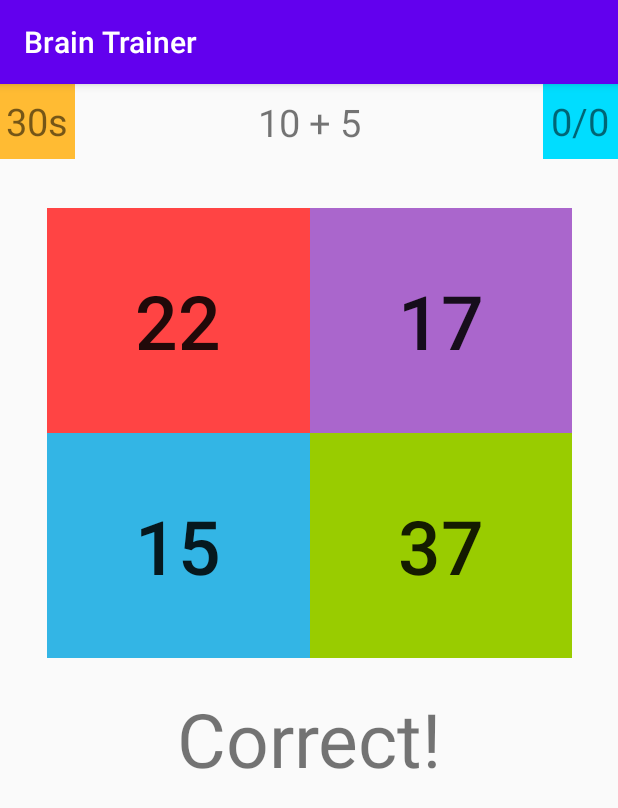
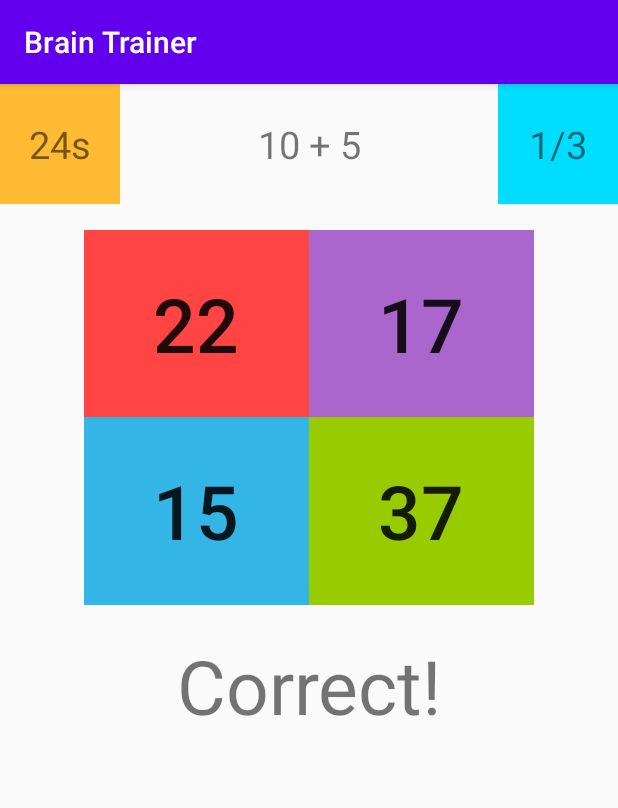
Before and after one commit to woony91/brainTrainer, an Android app: the screen it shows after launch (MainActivity), after a tap on "15", on a phone screen of 412 x 824 dp. Shown: the top 808 px of the screen. Run offline under Robolectric (Android 15) with nearby library versions, the phone set to English and light mode, and no system bars; 3 other taps on this screen came first.

Commit message:
finalized the brain trainer application

```diff
--- a/app/src/main/java/com/example/braintrainer/MainActivity.java
+++ b/app/src/main/java/com/example/braintrainer/MainActivity.java
@@ -1,6 +1,7 @@
 package com.example.braintrainer;
 
 import androidx.appcompat.app.AppCompatActivity;
+import androidx.constraintlayout.widget.ConstraintLayout;
 
 import android.os.Bundle;
 import android.os.CountDownTimer;
@@ -16,20 +17,105 @@ import java.util.Random;
 
 public class MainActivity extends AppCompatActivity {
 
+    ArrayList<Integer> answers = new ArrayList<Integer>();
+    TextView tv_question;
+    TextView tv_result;
+    TextView tv_score;
+    TextView tv_timer;
     Button goButton;
-    TextView tv_question;
-    ArrayList<Integer> answers = new ArrayList<Integer>();
     Button button0;
     Button button1;
     Button button2;
     Button button3;
+    Button reset;
+    int locationOfCorrectAnswer;
+    int score = 0;
+    int numberOfQuestions = 0;
+    CountDownTimer countDownTimer;
+    ConstraintLayout gameLayout;
 
-    public void start(View view){
-        goButton.setVisibility(View.INVISIBLE);
+    public void playAgain (View view){
+        score = 0;
+        numberOfQuestions = 0;
+        tv_timer.setText("30s");
+        tv_score.setText(Integer.toString(score) + "/" + Integer.toString(numberOfQuestions));
+        newQuestion();
+        reset.setVisibility(View.INVISIBLE);
+        tv_result.setText("");
+        button0.setEnabled(true);
+        button1.setEnabled(true);
+        button2.setEnabled(true);
+        button3.setEnabled(true);
+
+        new CountDownTimer(30100, 1000){
+
+            @Override
+            public void onTick(long millisUntilFinished) {
+                tv_timer.setText(String.valueOf(millisUntilFinished/1000) + "s");
+            }
+
+            @Override
+            public void onFinish() {
+                tv_result.setText("Done!");
+                reset.setVisibility(View.VISIBLE);
+                button0.setEnabled(false);
+                button1.setEnabled(false);
+                button2.setEnabled(false);
+                button3.setEnabled(false);
+            }
+        }.start();
     }
 
-    public void submitAnswer (View view){
+    public void start(View view) {
+        goButton.setVisibility(View.INVISIBLE);
+        playAgain(findViewById(R.id.tv_timer));
+        gameLayout.setVisibility(View.VISIBLE);
+
+    }
+
+
+    public void submitAnswer(View view) {
         Log.i("Tag:", view.getTag().toString());
+        if (Integer.toString(locationOfCorrectAnswer).equals(view.getTag().toString())) {
+            Log.i("correct!", "you got it!");
+            tv_result.setVisibility(View.VISIBLE);
+            tv_result.setText("Correct!");
+            score++;
+        } else {
+            Log.i("wrong!", ":(");
+            tv_result.setVisibility(View.VISIBLE);
+            tv_result.setText("Wrong!");
+        }
+        numberOfQuestions++;
+        tv_score.setText(Integer.toString(score) + "/" + Integer.toString(numberOfQuestions));
+        newQuestion();
+    }
+
+    public void newQuestion() {
+        Random rand = new Random();
+
+        int a = rand.nextInt(21);
+        int b = rand.nextInt(21);
+
+        tv_question.setText(Integer.toString(a) + " + " + Integer.toString(b));
+        locationOfCorrectAnswer = rand.nextInt(4);
+        answers.clear();
+
+        for (int i = 0; i < 4; i++) {
+            if (i == locationOfCorrectAnswer) {
+                answers.add(a + b);
+            } else {
+                int wrongAnswer = rand.nextInt(41);
+                while (wrongAnswer == a + b) {
+                    wrongAnswer = rand.nextInt(41);
+                }
+                answers.add(wrongAnswer);
+            }
+        }
+        button0.setText(Integer.toString(answers.get(0)));
+        button1.setText(Integer.toString(answers.get(1)));
+        button2.setText(Integer.toString(answers.get(2)));
+        button3.setText(Integer.toString(answers.get(3)));
     }
 
     @Override
@@ -37,39 +123,21 @@ public class MainActivity extends AppCompatActivity {
         super.onCreate(savedInstanceState);
         setContentView(R.layout.activity_main);
 
+        tv_score = findViewById(R.id.tv_score);
         tv_question = findViewById(R.id.tv_question);
         goButton = findViewById(R.id.bt_start);
         button0 = findViewById(R.id.bt_0);
         button1 = findViewById(R.id.bt_1);
         button2 = findViewById(R.id.bt_2);
         button3 = findViewById(R.id.bt_3);
+        reset = findViewById(R.id.bt_playAgain);
+        tv_result = findViewById(R.id.tv_result);
+        tv_timer = findViewById(R.id.tv_timer);
+        gameLayout = findViewById(R.id.gameLayout);
 
-        Random rand = new Random();
+        goButton.setVisibility(View.VISIBLE);
+        gameLayout.setVisibility(View.INVISIBLE);
 
-        int a = rand.nextInt(21);
-        int b = rand.nextInt(21);
-        int c = a + b;
-
-        int locationOfCorrectAnswer = rand.nextInt(4);
-
-        tv_question.setText(Integer.toString(a) + " + " + Integer.toString(b));
-
-        for (int i = 0; i < 4; i++){
-            if (i == locationOfCorrectAnswer){
-                answers.add(a + b);
-            } else {
-                int wrongAnswer = rand.nextInt(41);
-                while (wrongAnswer == a + b){
-                    wrongAnswer = rand.nextInt(41);
-                }
-                answers.add(wrongAnswer);
-            }
-        }
-
-        button0.setText(Integer.toString(answers.get(0)));
-        button1.setText(Integer.toString(answers.get(1)));
-        button2.setText(Integer.toString(answers.get(2)));
-        button3.setText(Integer.toString(answers.get(3)));
 
     }
 }
--- a/app/src/main/res/layout/activity_main.xml
+++ b/app/src/main/res/layout/activity_main.xml
@@ -10,23 +10,28 @@
         android:id="@+id/bt_start"
         android:layout_width="wrap_content"
         android:layout_height="wrap_content"
-        app:layout_constraintTop_toTopOf="parent"
+        android:background="@android:color/holo_green_light"
+        android:onClick="start"
+        android:padding="40dp"
+        android:text="GO!"
+        android:textSize="50sp"
+        android:visibility="invisible"
         app:layout_constraintBottom_toBottomOf="parent"
+        app:layout_constraintEnd_toEndOf="parent"
         app:layout_constraintStart_toStartOf="parent"
-        app:layout_constraintEnd_toEndOf="parent"
-        android:text="GO!"
-        android:onClick="start"
-        android:visibility="invisible"
-        android:textSize="50sp"
-        android:padding="40dp"
-        android:background="@android:color/holo_green_light"/>
+        app:layout_constraintTop_toTopOf="parent" />
 
+    <androidx.constraintlayout.widget.ConstraintLayout
+        android:id="@+id/gameLayout"
+        android:layout_width="match_parent"
+        android:layout_height="match_parent">
         <TextView
             android:id="@+id/tv_timer"
-            android:layout_width="50dp"
-            android:layout_height="50dp"
+            android:layout_width="80dp"
+            android:layout_height="80dp"
             android:background="@android:color/holo_orange_light"
             android:gravity="center"
+            android:padding="4dp"
             android:text="30s"
             android:textSize="25sp"
             app:layout_constraintStart_toStartOf="parent"
@@ -45,10 +50,11 @@
 
         <TextView
             android:id="@+id/tv_score"
-            android:layout_width="50dp"
-            android:layout_height="50dp"
+            android:layout_width="80dp"
+            android:layout_height="80dp"
             android:background="@android:color/holo_blue_bright"
             android:gravity="center"
+            android:padding="4dp"
             android:text="0/0"
             android:textSize="25sp"
             app:layout_constraintEnd_toEndOf="parent"
@@ -56,8 +62,8 @@
 
         <GridLayout
             android:id="@+id/gridLayout"
-            android:layout_width="350dp"
-            android:layout_height="300dp"
+            android:layout_width="300dp"
+            android:layout_height="250dp"
             android:layout_marginTop="40dp"
             android:columnCount="2"
             android:rowCount="2"
@@ -69,66 +75,55 @@
                 android:id="@+id/bt_0"
                 android:layout_rowWeight="1"
                 android:layout_columnWeight="1"
-                android:text="14"
-                android:textSize="50sp"
                 android:layout_gravity="fill"
                 android:background="@android:color/holo_red_light"
                 android:onClick="submitAnswer"
-                android:tag="0" />
+                android:tag="0"
+                android:text="14"
+                android:textSize="50sp" />
 
             <Button
                 android:id="@+id/bt_1"
                 android:layout_rowWeight="1"
                 android:layout_columnWeight="1"
-                android:text="2"
-                android:textSize="50sp"
                 android:layout_gravity="fill"
                 android:background="@android:color/holo_purple"
                 android:onClick="submitAnswer"
-                android:tag="1" />
+                android:tag="1"
+                android:text="2"
+                android:textSize="50sp" />
 
             <Button
                 android:id="@+id/bt_2"
                 android:layout_rowWeight="1"
                 android:layout_columnWeight="1"
-                android:text="32"
-                android:textSize="50sp"
                 android:layout_gravity="fill"
                 android:background="@android:color/holo_blue_light"
                 android:onClick="submitAnswer"
-                android:tag="2" />
+                android:tag="2"
+                android:text="32"
+                android:textSize="50sp" />
 
             <Button
                 android:id="@+id/bt_3"
                 android:layout_rowWeight="1"
                 android:layout_columnWeight="1"
-                android:text="9"
-                android:textSize="50sp"
                 android:layout_gravity="fill"
                 android:background="@android:color/holo_green_light"
                 android:onClick="submitAnswer"
-                android:tag="3" />
+                android:tag="3"
+                android:text="9"
+                android:textSize="50sp" />
         </GridLayout>
 
-    <TextView
-        android:id="@+id/tv_result"
-        android:layout_width="wrap_content"
-        android:layout_height="wrap_content"
-        android:text="Correct!"
-        android:textSize="50sp"
-        android:layout_marginTop="20dp"
-        app:layout_constraintLeft_toLeftOf="parent"
-        app:layout_constraintRight_toRightOf="parent"
-        app:layout_constraintTop_toBottomOf="@id/gridLayout" />
-
         <TextView
-            android:id="@+id/tv_done"
+            android:id="@+id/tv_result"
             android:layout_width="wrap_content"
             android:layout_height="wrap_content"
-            android:text="DONE"
+            android:layout_marginTop="20dp"
+            android:text="Correct!"
             android:visibility="invisible"
             android:textSize="50sp"
-            android:layout_marginTop="20dp"
             app:layout_constraintLeft_toLeftOf="parent"
             app:layout_constraintRight_toRightOf="parent"
             app:layout_constraintTop_toBottomOf="@id/gridLayout" />
@@ -139,7 +134,9 @@
             android:layout_height="wrap_content"
             android:text="Play Again"
             android:visibility="invisible"
+            android:onClick="playAgain"
             app:layout_constraintEnd_toEndOf="parent"
             app:layout_constraintStart_toStartOf="parent"
-            app:layout_constraintTop_toBottomOf="@id/tv_done" />
+            app:layout_constraintTop_toBottomOf="@id/tv_result" />
+    </androidx.constraintlayout.widget.ConstraintLayout>
 </androidx.constraintlayout.widget.ConstraintLayout>
```
Also changed, not shown: 21 other files.
